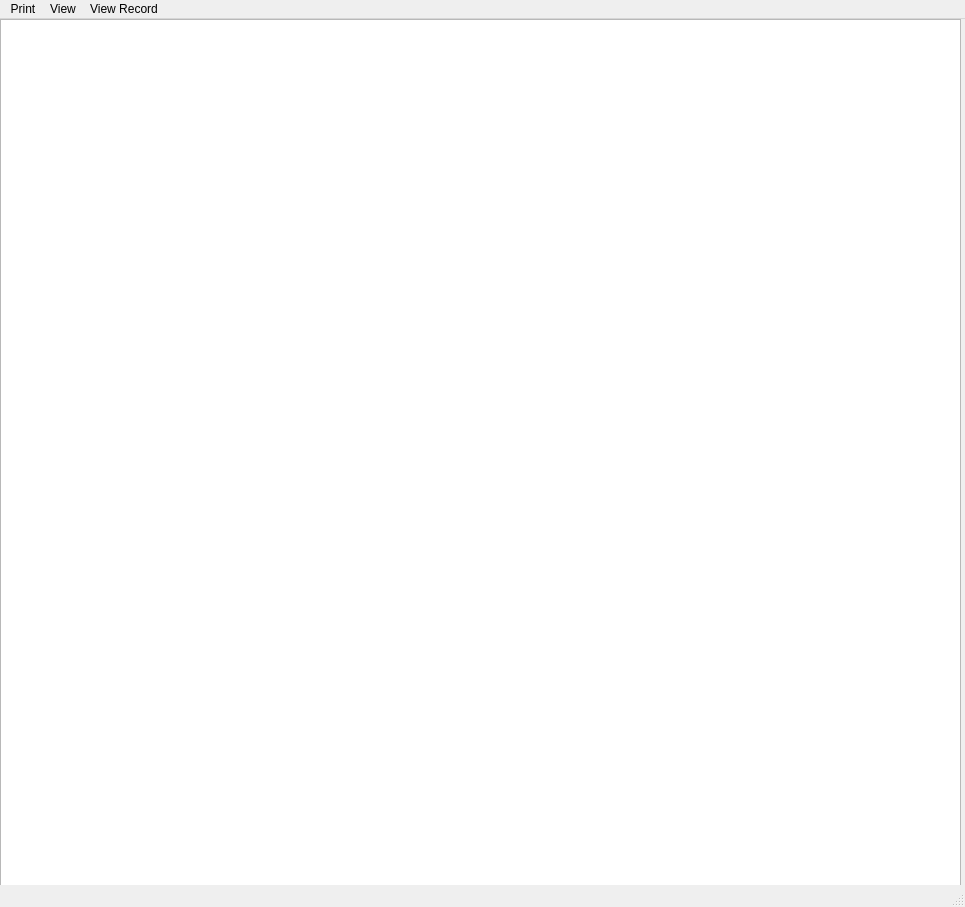
Old version of the form view_students.ui in the repository PrimalSystemStudio/StudentManagement.
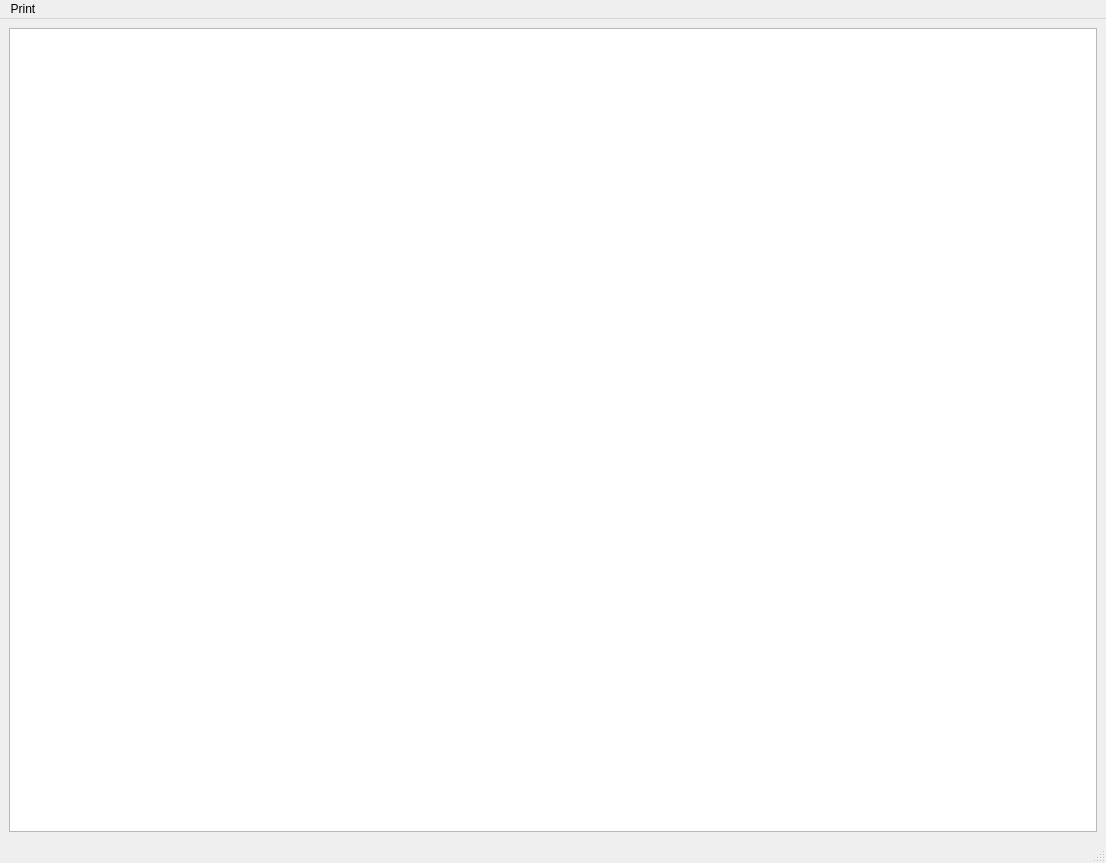
New version of the form.

Commit message: Added custom slots to student viewer UI and improved design.

```diff
--- a/view_students.ui
+++ b/view_students.ui
@@ -6,31 +6,66 @@
    <rect>
     <x>0</x>
     <y>0</y>
-    <width>965</width>
-    <height>907</height>
+    <width>1106</width>
+    <height>863</height>
    </rect>
   </property>
+  <property name="maximumSize">
+   <size>
+    <width>16777209</width>
+    <height>16777215</height>
+   </size>
+  </property>
   <property name="windowTitle">
    <string>MainWindow</string>
   </property>
   <widget class="QWidget" name="centralwidget">
-   <widget class="QTableView" name="tableView">
-    <property name="geometry">
-     <rect>
-      <x>0</x>
-      <y>0</y>
-      <width>961</width>
-      <height>911</height>
-     </rect>
-    </property>
-   </widget>
+   <layout class="QHBoxLayout" name="horizontalLayout">
+    <item>
+     <widget class="QTableView" name="tableView">
+      <property name="toolTipDuration">
+       <number>-2</number>
+      </property>
+      <property name="styleSheet">
+       <string notr="true"/>
+      </property>
+      <property name="sizeAdjustPolicy">
+       <enum>QAbstractScrollArea::AdjustToContents</enum>
+      </property>
+      <property name="editTriggers">
+       <set>QAbstractItemView::NoEditTriggers</set>
+      </property>
+      <property name="alternatingRowColors">
+       <bool>true</bool>
+      </property>
+      <property name="selectionMode">
+       <enum>QAbstractItemView::ExtendedSelection</enum>
+      </property>
+      <property name="selectionBehavior">
+       <enum>QAbstractItemView::SelectRows</enum>
+      </property>
+      <property name="sortingEnabled">
+       <bool>true</bool>
+      </property>
+      <attribute name="horizontalHeaderCascadingSectionResizes">
+       <bool>true</bool>
+      </attribute>
+      <attribute name="horizontalHeaderDefaultSectionSize">
+       <number>150</number>
+      </attribute>
+      <attribute name="horizontalHeaderShowSortIndicator" stdset="0">
+       <bool>true</bool>
+      </attribute>
+     </widget>
+    </item>
+   </layout>
   </widget>
   <widget class="QMenuBar" name="menubar">
    <property name="geometry">
     <rect>
      <x>0</x>
      <y>0</y>
-     <width>965</width>
+     <width>1106</width>
      <height>22</height>
     </rect>
    </property>
@@ -38,25 +73,10 @@
     <property name="title">
      <string>Print</string>
     </property>
-   </widget>
-   <widget class="QMenu" name="menuEdit_Record">
-    <property name="title">
-     <string>View Record</string>
-    </property>
-   </widget>
-   <widget class="QMenu" name="menuView">
-    <property name="title">
-     <string>View</string>
-    </property>
-    <addaction name="actionA_to_Z"/>
-    <addaction name="actionZ_to_A"/>
-    <addaction name="actionDate_of_Birth"/>
-    <addaction name="actionRecord_First_to_Last"/>
-    <addaction name="actionRecord_Last_to_First"/>
+    <addaction name="actionPrint_selected"/>
+    <addaction name="actionPrint_full_list"/>
    </widget>
    <addaction name="menuPrint"/>
-   <addaction name="menuView"/>
-   <addaction name="menuEdit_Record"/>
   </widget>
   <widget class="QStatusBar" name="statusbar"/>
   <action name="actionA_to_Z">
```
Left out of the diff: 51 changed lines with no effect on the pictures. The commit also changes 1 other file.
